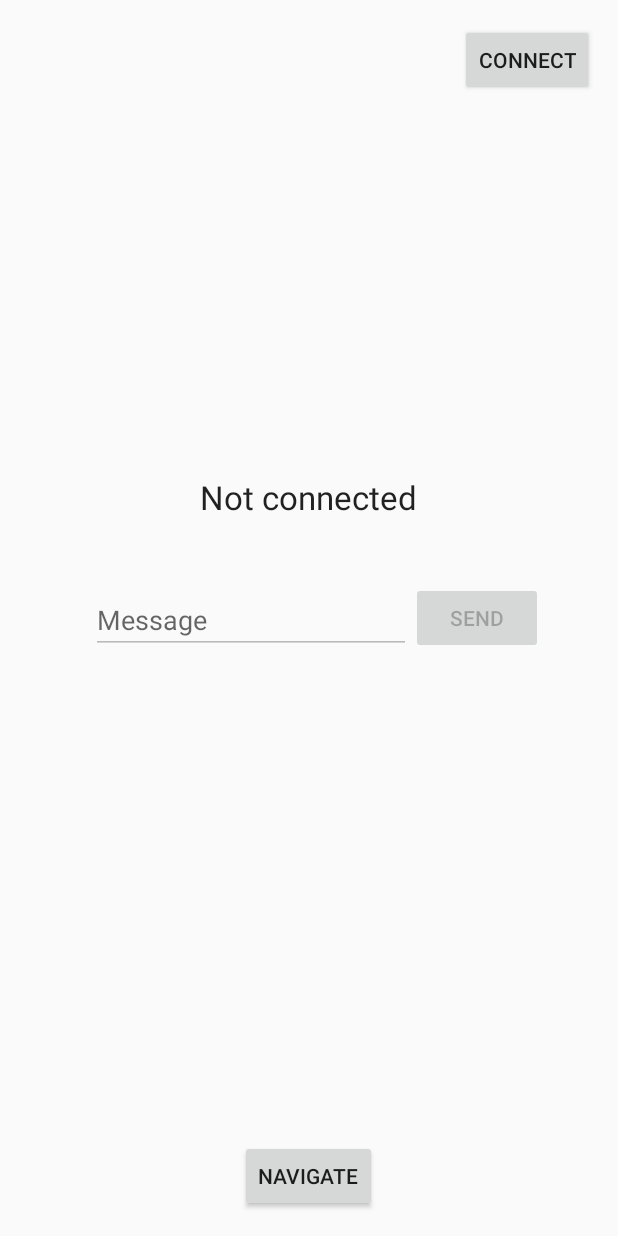
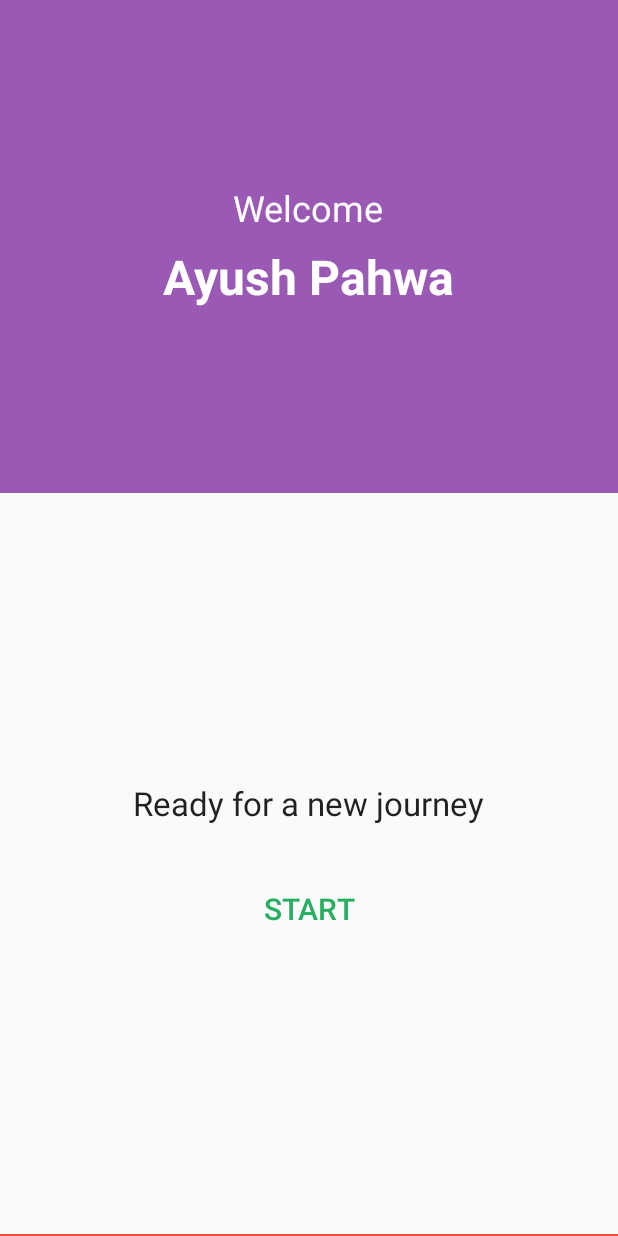
Before and after one commit to D8thReaper/PICO, an Android app: the screen it shows after launch (MainActivity), on a phone screen of 412 x 824 dp. Run offline under Robolectric (Android 15) with nearby library versions, the light colour scheme and no system bars; 1 statement that could not run was skipped.

Commit message:
Android: UI improvements, sending nav details over bluetooth

```diff
--- a/Android/app/build.gradle
+++ b/Android/app/build.gradle
@@ -6,7 +6,7 @@ android {
 
     defaultConfig {
         applicationId "us.pico"
-        minSdkVersion 18
+        minSdkVersion 19
         targetSdkVersion 25
         versionCode 1
         versionName "1.0"
@@ -32,5 +32,4 @@ dependencies {
 
     compile 'com.android.support:appcompat-v7:25.3.1'
     compile 'com.google.code.gson:gson:2.8.0'
-    compile 'com.android.support.constraint:constraint-layout:1.0.2'
 }
--- a/Android/app/src/main/java/us/pico/activity/MainActivity.java
+++ b/Android/app/src/main/java/us/pico/activity/MainActivity.java
@@ -1,6 +1,7 @@
 package us.pico.activity;
 
 import android.app.Activity;
+import android.app.ProgressDialog;
 import android.bluetooth.BluetoothAdapter;
 import android.content.BroadcastReceiver;
 import android.content.ComponentName;
@@ -9,14 +10,12 @@ import android.content.Intent;
 import android.content.IntentFilter;
 import android.content.ServiceConnection;
 import android.os.Bundle;
-import android.os.Handler;
 import android.os.IBinder;
-import android.text.Editable;
-import android.text.TextWatcher;
 import android.view.View;
 import android.widget.Button;
-import android.widget.EditText;
+import android.widget.RelativeLayout;
 import android.widget.TextView;
+import android.widget.Toast;
 
 import us.pico.R;
 import us.pico.helper.GC;
@@ -25,13 +24,13 @@ import us.pico.service.BTConnect;
 public class MainActivity extends Activity {
 
 
-    Button btnRemote,testBtn,connector , btnNavigate;
-    EditText inputMessage;
-    TextView myLabel;
+    Button btnConnect, btnNavigate, btnMusic, btnEndJourney;
+    RelativeLayout viewConnected;
+    TextView textInfo;
+    ProgressDialog dialog;
     BluetoothAdapter mBluetoothAdapter = BluetoothAdapter.getDefaultAdapter();
 
-    private boolean lastUpdate = false;
-    private Handler handler;
+    private boolean lastUpdate = true;
 
     // Variables for handling socket services
     private BTConnect btService;
@@ -44,8 +43,9 @@ public class MainActivity extends Activity {
         @Override
         public void onReceive(Context context, Intent intent) {
             switch (intent.getAction()) {
-                case GC.ACTION_UPDATE_UI:
-                    updateUI(intent.getBooleanExtra(GC.EXTRA_ACTION_UPDATE_UI,false));
+                case GC.ACTION_BT_STATE_CHANGED:
+                    hideDialog();
+                    updateUI(intent.getBooleanExtra(GC.EXTRA_BT_CONNECTED, false));
                     break;
             }
         }
@@ -71,93 +71,68 @@ public class MainActivity extends Activity {
         super.onCreate(savedInstanceState);
         setContentView(R.layout.activity_main);
 
-        handler = new Handler();
+        btnConnect = (Button) findViewById(R.id.btnConn);
+        btnNavigate = (Button) findViewById(R.id.btn_navigate);
+        btnMusic = (Button) findViewById(R.id.btn_music);
+        btnEndJourney = (Button) findViewById(R.id.btn_end_journey);
+        viewConnected = (RelativeLayout) findViewById(R.id.view_connected);
+        textInfo = (TextView) findViewById(R.id.btResult);
 
-        testBtn = (Button) findViewById(R.id.testBtn);
-        connector = (Button) findViewById(R.id.btnConn);
-        btnNavigate = (Button) findViewById(R.id.btn_navigate);
-        myLabel = (TextView) findViewById(R.id.btResult);
-        inputMessage = (EditText) findViewById(R.id.input_message);
-        btnRemote = (Button) findViewById(R.id.btn_remote);
-        inputMessage.addTextChangedListener(new TextWatcher() {
-            @Override
-            public void beforeTextChanged(CharSequence s, int start, int count, int after) {
-
-            }
-
-            @Override
-            public void onTextChanged(CharSequence s, int start, int before, int count) {
-
-                testBtn.setEnabled(s.length()>0);
-            }
-
-            @Override
-            public void afterTextChanged(Editable s) {
-
-            }
-        });
+        dialog = new ProgressDialog(this);
 
         btnNavigate.setOnClickListener(new View.OnClickListener() {
             @Override
             public void onClick(View v) {
-                startActivity(new Intent(MainActivity.this,Search.class));
+                startActivity(new Intent(MainActivity.this, Search.class));
             }
         });
 
-
-        // start send data handler
-
-        testBtn.setOnClickListener(new View.OnClickListener() {
+        btnMusic.setOnClickListener(new View.OnClickListener() {
+            @Override
             public void onClick(View v) {
-                // Perform action on temp button click
-
-                String msg = inputMessage.getText().toString();
-                inputMessage.setText("");
-                testBtn.setEnabled(false);
-
-                btService.performAction(msg);
-
+                Toast.makeText(MainActivity.this, "Coming soon! ;)", Toast.LENGTH_SHORT).show();
             }
         });
 
-        connector.setOnClickListener(new View.OnClickListener() {
+        btnEndJourney.setOnClickListener(new View.OnClickListener() {
             @Override
-            public void onClick(View view) {
+            public void onClick(View v) {
+                btService.performAction("xxDisconnxx");
+            }
+        });
 
+        btnConnect.setOnClickListener(new View.OnClickListener() {
+            @Override
+            public void onClick(View v) {
+                dialog.setMessage("Building connection");
+                dialog.show();
                 btService.performAction("xxConnxx");
             }
         });
-
-        btnRemote.setOnClickListener(new View.OnClickListener() {
-            @Override
-            public void onClick(View v) {
-
-                btService.performAction("xxDisconnxx");
-
-            }
-        });
-
-
 
         if (!mBluetoothAdapter.isEnabled()) {
             Intent enableBluetooth = new Intent(BluetoothAdapter.ACTION_REQUEST_ENABLE);
             startActivityForResult(enableBluetooth, 0);
         }
 
+        updateUI(false);
 
     }
 
     private void updateUI(boolean var) {
 
-        if (lastUpdate != var && var){
-            handler.post(new Runnable() {
-                public void run() {
-                    connector.setText("Disconnect");
-                    inputMessage.setEnabled(true);
-                    btnRemote.setEnabled(true);
-                    myLabel.setText("Connected to PICO");
-                }
-            });
+        if (lastUpdate != var) {
+            if (var) {
+                btnConnect.setVisibility(View.GONE);
+                viewConnected.setVisibility(View.VISIBLE);
+                btnEndJourney.setVisibility(View.VISIBLE);
+                textInfo.setText("Let's Begin!");
+            } else {
+                btnConnect.setVisibility(View.VISIBLE);
+                viewConnected.setVisibility(View.GONE);
+                btnEndJourney.setVisibility(View.GONE);
+                textInfo.setText("Ready for a new journey");
+            }
         }
 
         lastUpdate = var;
@@ -196,9 +171,14 @@ public class MainActivity extends Activity {
 
     private void setBTServiceFilters() {
         IntentFilter filter = new IntentFilter();
-        filter.addAction(GC.ACTION_UPDATE_UI);
+        filter.addAction(GC.ACTION_BT_STATE_CHANGED);
         registerReceiver(mBTReceiver, filter);
 
     }
 
+    private void hideDialog() {
+        if (dialog.isShowing())
+            dialog.dismiss();
+    }
+
 }
--- a/Android/app/src/main/java/us/pico/helper/GC.java
+++ b/Android/app/src/main/java/us/pico/helper/GC.java
@@ -7,8 +7,10 @@ package us.pico.helper;
 public class GC {
 
     // Actions strings for bt service connection
-    public static final String ACTION_UPDATE_UI = "us.pico.UpdateUI";
+    public static final String ACTION_BT_STATE_CHANGED = "us.pico.btStateChanged";
+    public static final String ACTION_BT_DATA_RECEIVED = "us.pico.btDataReceive";
 
     // Extras for bt service connection bundles
-    public static final String EXTRA_ACTION_UPDATE_UI = "UpdateUI";
+    public static final String EXTRA_BT_CONNECTED = "bt_connected";
+    public static final String EXTRA_BT_DATA = "data";
 }
--- a/Android/app/src/main/res/layout/activity_main.xml
+++ b/Android/app/src/main/res/layout/activity_main.xml
@@ -1,70 +1,134 @@
 <?xml version="1.0" encoding="utf-8"?>
-<RelativeLayout xmlns:android="http://schemas.android.com/apk/res/android"
+<LinearLayout xmlns:android="http://schemas.android.com/apk/res/android"
+    xmlns:app="http://schemas.android.com/apk/res-auto"
     xmlns:tools="http://schemas.android.com/tools"
     android:layout_width="match_parent"
     android:layout_height="match_parent"
-    android:paddingBottom="@dimen/activity_vertical_margin"
-    android:paddingLeft="@dimen/activity_horizontal_margin"
-    android:paddingRight="@dimen/activity_horizontal_margin"
-    android:paddingTop="@dimen/activity_vertical_margin"
+    android:orientation="vertical"
+    android:weightSum="5"
     tools:context="us.pico.activity.MainActivity">
 
-    <Button
+    <RelativeLayout
+        android:id="@+id/static_banner"
+        android:layout_width="match_parent"
+        android:layout_height="0dp"
+        android:layout_weight="2"
+        android:background="@color/colorPrimary"
+        android:gravity="center">
+
+        <TextView
+            android:id="@+id/static_welcome"
             android:layout_width="wrap_content"
             android:layout_height="wrap_content"
-        android:text="Send"
-        android:id="@+id/testBtn"
-        android:enabled="false"
-        android:layout_centerVertical="true"
-        android:layout_alignParentEnd="true"
-        android:layout_marginEnd="34dp" />
+            android:layout_centerHorizontal="true"
+            android:layout_marginBottom="8dp"
+            android:layout_marginTop="32dp"
+            android:text="Welcome"
+            android:textColor="#fff"
+            android:textSize="24sp" />
+
+        <TextView
+            android:id="@+id/text_name"
+            android:layout_width="wrap_content"
+            android:layout_height="wrap_content"
+            android:layout_below="@id/static_welcome"
+            android:layout_centerHorizontal="true"
+            android:layout_marginBottom="32dp"
+            android:text="Ayush Pahwa"
+            android:textColor="#fff"
+            android:textSize="32sp"
+            android:textStyle="bold" />
+    </RelativeLayout>
+
+    <RelativeLayout
+        android:layout_width="match_parent"
+        android:layout_height="0dp"
+        android:layout_weight="3"
+        android:gravity="center">
 
         <TextView
             android:id="@+id/btResult"
             android:layout_width="wrap_content"
             android:layout_height="wrap_content"
-        android:layout_above="@+id/testBtn"
             android:layout_centerHorizontal="true"
-        android:layout_marginBottom="42dp"
-        android:text="Not connected"
+            android:gravity="center"
+            android:text="Let's Begin!"
             android:textAppearance="?android:attr/textAppearanceLarge" />
 
         <Button
+            android:id="@+id/btnConn"
             android:layout_width="wrap_content"
             android:layout_height="wrap_content"
-        android:text="Connect"
-        android:id="@+id/btnConn"
-        android:layout_alignParentTop="true"
-        android:layout_alignParentEnd="true"/>
+            android:layout_below="@id/btResult"
+            android:layout_centerHorizontal="true"
+            android:layout_marginTop="32dp"
+            android:background="@android:color/transparent"
+            android:text="Start"
+            android:textColor="@color/colorSuccess"
+            android:textSize="20sp"
+            android:visibility="gone" />
 
-    <EditText
-        android:id="@+id/input_message"
+        <RelativeLayout
+            android:id="@+id/view_connected"
+            android:layout_width="match_parent"
+            android:layout_height="wrap_content"
+            android:layout_below="@id/btResult"
+            android:layout_marginTop="48dp">
+
+            <TextView
+                android:id="@+id/text_list_header"
                 android:layout_width="wrap_content"
                 android:layout_height="wrap_content"
-        android:ems="10"
-        android:inputType="textPersonName"
-        android:hint="Message"
-        android:enabled="false"
-        android:layout_alignBottom="@+id/testBtn"
-        android:layout_toStartOf="@+id/testBtn" />
+                android:layout_centerHorizontal="true"
+                android:text="Here's what you can do"
+                android:textAppearance="?android:attr/textAppearanceMedium" />
 
-    <Button
-        android:id="@+id/btn_remote"
-        android:layout_width="wrap_content"
+            <LinearLayout
+                android:layout_width="match_parent"
                 android:layout_height="wrap_content"
-        android:layout_marginTop="33dp"
-        android:text="Remote disconnect"
-        android:enabled="false"
-        android:visibility="gone"
-        android:layout_below="@+id/testBtn"
-        android:layout_alignStart="@+id/btResult" />
+                android:layout_below="@id/text_list_header"
+                android:orientation="horizontal"
+                android:weightSum="2">
 
                 <Button
                     android:id="@+id/btn_navigate"
-        android:layout_width="wrap_content"
+                    android:layout_width="0dp"
                     android:layout_height="wrap_content"
-        android:layout_alignParentBottom="true"
-        android:layout_centerHorizontal="true"
-        android:text="Navigate" />
+                    android:layout_weight="1"
+                    android:background="@android:color/transparent"
+                    android:text="Navigate"
+                    android:textAllCaps="false"
+                    android:textColor="@color/colorAction"
+                    android:textSize="18sp" />
+
+                <Button
+                    android:id="@+id/btn_music"
+                    android:layout_width="0dp"
+                    android:layout_height="wrap_content"
+                    android:layout_weight="1"
+                    android:background="@android:color/transparent"
+                    android:text="Listen to music"
+                    android:textAllCaps="false"
+                    android:textColor="@color/colorAction"
+                    android:textSize="18sp" />
+            </LinearLayout>
 
         </RelativeLayout>
+
+    </RelativeLayout>
+
+    <View
+        android:layout_width="match_parent"
+        android:layout_height="1dp"
+        android:background="@color/colorDanger"/>
+
+    <Button
+        android:id="@+id/btn_end_journey"
+        android:layout_width="match_parent"
+        android:layout_height="wrap_content"
+        android:background="@android:color/transparent"
+        android:text="End journey"
+        android:textColor="@color/colorDanger"
+        android:textAllCaps="false" />
+
+</LinearLayout>
--- a/Android/app/src/main/res/values/colors.xml
+++ b/Android/app/src/main/res/values/colors.xml
@@ -1,6 +1,9 @@
 <?xml version="1.0" encoding="utf-8"?>
 <resources>
-    <color name="colorPrimary">#3F51B5</color>
-    <color name="colorPrimaryDark">#303F9F</color>
+    <color name="colorPrimary">#9b59b6</color>
+    <color name="colorPrimaryDark">#8e44ad</color>
     <color name="colorAccent">#FF4081</color>
+    <color name="colorSuccess">#27ae60</color>
+    <color name="colorAction">#3498db</color>
+    <color name="colorDanger">#e74c3c</color>
 </resources>
--- a/Android/app/src/main/res/values/styles.xml
+++ b/Android/app/src/main/res/values/styles.xml
@@ -1,8 +1,10 @@
 <resources>
 
     <!-- Base application theme. -->
-    <style name="AppTheme" parent="Theme.AppCompat.Light.DarkActionBar">
+    <style name="AppTheme" parent="Theme.AppCompat.Light.NoActionBar">
         <!-- Customize your theme here. -->
+        <item name="android:windowNoTitle">true</item>
+        <item name="android:windowActionBar">false</item>
         <item name="colorPrimary">@color/colorPrimary</item>
         <item name="colorPrimaryDark">@color/colorPrimaryDark</item>
         <item name="colorAccent">@color/colorAccent</item>
```
Also changed, not shown: Android/app/src/main/java/us/pico/activity/Navigation.java (+78 -3 lines), Android/app/src/main/java/us/pico/fragment/MapFragmentView.java (+20 -11 lines), Android/app/src/main/java/us/pico/service/BTConnect.java (+52 -25 lines). Lines whose indentation alone changed are shown as unchanged.
